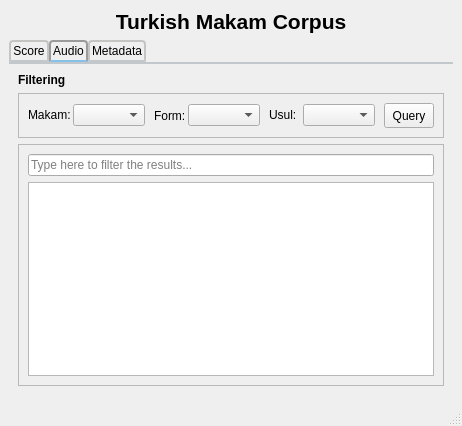
This is design/makam_main.ui in MTG/dunya-desktop as Qt 5 draws it before an edit. The edited form follows.
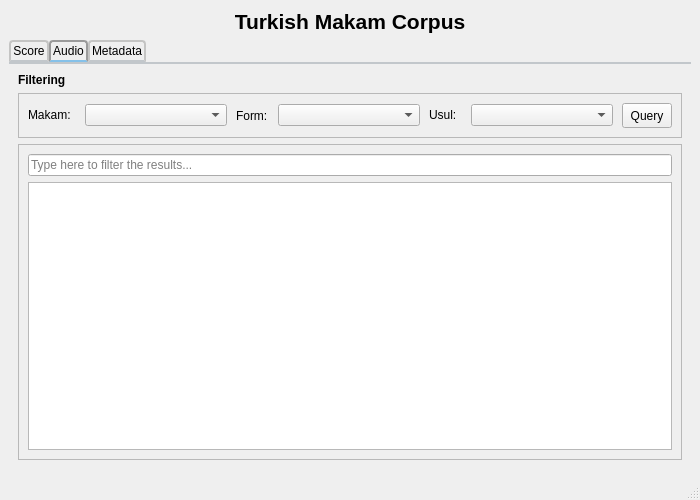
This is the edited form. Icons and pictures are not drawn.

What changed in the file:
```diff
--- a/design/makam_main.ui
+++ b/design/makam_main.ui
@@ -2,6 +2,14 @@
 <ui version="4.0">
  <class>MainWindow</class>
  <widget class="QMainWindow" name="MainWindow">
+  <property name="geometry">
+   <rect>
+    <x>0</x>
+    <y>0</y>
+    <width>700</width>
+    <height>500</height>
+   </rect>
+  </property>
   <property name="baseSize">
    <size>
     <width>4</width>
```
Left out of the diff: 6 changed lines with no effect on the pictures.
